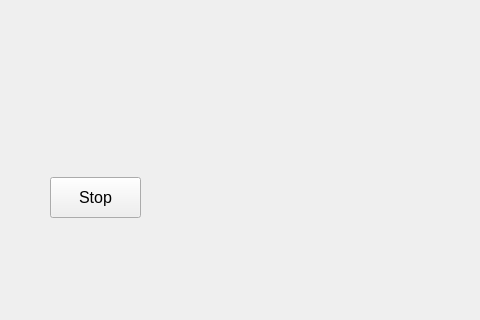
Qt form MP3playerLRClyric/mainwindow.ui (qqwerfdsa930/QMP3P) before a commit; both pictures show x 0 to 480 and y 140 to 460 of the 709 by 460 pixel window.
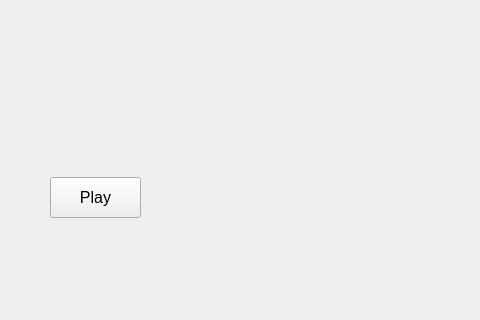
The same form after that commit.

```diff
--- a/MP3playerLRClyric/mainwindow.ui
+++ b/MP3playerLRClyric/mainwindow.ui
@@ -29,7 +29,7 @@
      </font>
     </property>
     <property name="text">
-     <string>Stop</string>
+     <string>Play</string>
     </property>
    </widget>
    <widget class="QPushButton" name="pushButton_2">
```
Left out of the diff: 26 changed lines with no effect on the pictures.
